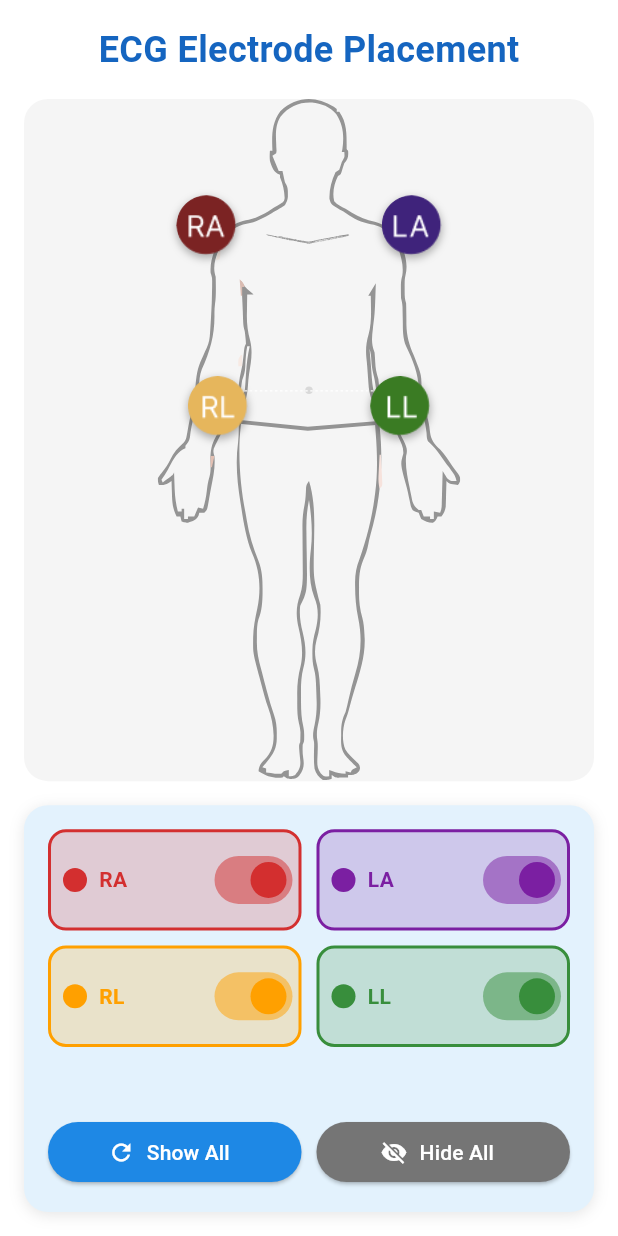
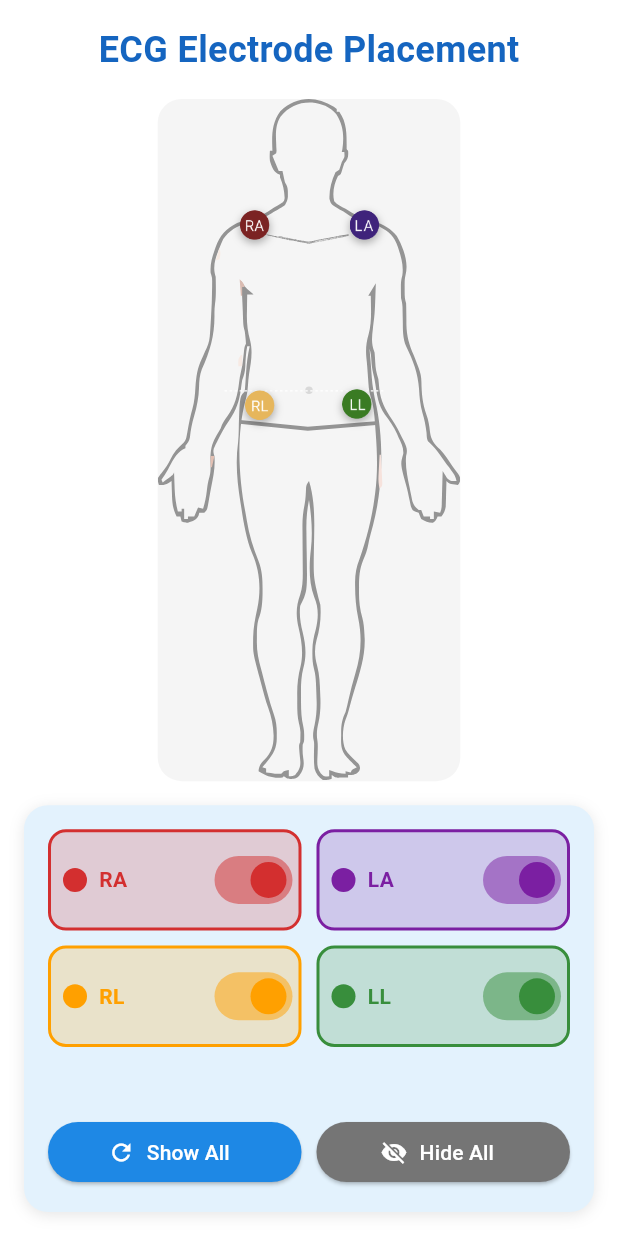
Before and after one commit to MMALI3287/ecg_3d_demo, a Flutter app: the screen it shows after launch, on a phone screen of 412 x 824 dp. Run offline on Flutter 3.47's test engine with Material 3 defaults, Android fonts, the phone set to English and light mode, and no system bars; our stand-ins replace flutter_svg.

Commit message:
Refactor electrode positioning logic for improved accuracy and responsiveness; update overlay size calculations

```diff
--- a/lib/main.dart
+++ b/lib/main.dart
@@ -36,13 +36,25 @@ class _ECGElectrodesPageState extends State<ECGElectrodesPage> {
   bool showRL = true;
   bool showLL = true;
 
-  // Electrode positions - these will need to be adjusted based on the actual SVG dimensions
-  // Using relative positions (0.0 to 1.0) for better responsiveness
+  // Electrode positions based on the actual SVG coordinate system
+  // SVG viewBox is "0 0 240 541" - converting to relative positions
   final Map<String, Map<String, double>> electrodePositions = {
-    'RA': {'x': 0.32, 'y': 0.185}, // Right Arm - left side on image
-    'LA': {'x': 0.68, 'y': 0.185}, // Left Arm - right side on image
-    'RL': {'x': 0.34, 'y': 0.45}, // Right Leg - left side on image
-    'LL': {'x': 0.66, 'y': 0.45}, // Left Leg - right side on image
+    'RA': {
+      'x': 77.0488 / 240,
+      'y': 100.049 / 541,
+    }, // Exact coordinates from SVG
+    'LA': {
+      'x': 164.049 / 240,
+      'y': 100.049 / 541,
+    }, // Exact coordinates from SVG
+    'RL': {
+      'x': 81.0488 / 240,
+      'y': 243.049 / 541,
+    }, // Exact coordinates from SVG
+    'LL': {
+      'x': 158.049 / 240,
+      'y': 242.049 / 541,
+    }, // Exact coordinates from SVG
   };
 
   @override
@@ -76,28 +88,33 @@ class _ECGElectrodesPageState extends State<ECGElectrodesPage> {
                 ),
                 child: ClipRRect(
                   borderRadius: BorderRadius.circular(16),
+                  child: AspectRatio(
+                    aspectRatio: 240 / 541, // Maintain SVG aspect ratio exactly
                     child: LayoutBuilder(
                       builder: (context, constraints) {
                         return Stack(
                           children: [
-                          // Background skeleton SVG
-                          Center(
+                            // Background skeleton SVG - positioned to fill the exact aspect ratio
+                            Positioned.fill(
                               child: SvgPicture.asset(
                                 'assets/Lead6a.svg',
                                 fit: BoxFit.contain,
-                              width: constraints.maxWidth,
-                              height: constraints.maxHeight,
                               ),
                             ),
 
-                          // Electrode PNG overlays
-                          if (showRA) _buildElectrodeOverlay('RA', constraints),
-                          if (showLA) _buildElectrodeOverlay('LA', constraints),
-                          if (showRL) _buildElectrodeOverlay('RL', constraints),
-                          if (showLL) _buildElectrodeOverlay('LL', constraints),
+                            // Electrode PNG overlays with precise positioning
+                            if (showRA)
+                              _buildElectrodeOverlay('RA', constraints),
+                            if (showLA)
+                              _buildElectrodeOverlay('LA', constraints),
+                            if (showRL)
+                              _buildElectrodeOverlay('RL', constraints),
+                            if (showLL)
+                              _buildElectrodeOverlay('LL', constraints),
                           ],
                         );
                       },
+                    ),
                   ),
                 ),
               ),
@@ -211,22 +228,35 @@ class _ECGElectrodesPageState extends State<ECGElectrodesPage> {
     );
   }
 
-  // Helper to create electrode PNG overlays
+  // Helper to create electrode PNG overlays with precise positioning
   Widget _buildElectrodeOverlay(
     String electrodeName,
     BoxConstraints constraints,
   ) {
     final position = electrodePositions[electrodeName]!;
-    const double electrodeSize = 40.0; // Size of the electrode PNG
+
+    // Calculate electrode size based on screen size but keep it proportional
+    // Use the smaller dimension to ensure consistency across all screen sizes
+    final double baseDimension =
+        constraints.maxWidth < constraints.maxHeight
+            ? constraints.maxWidth
+            : constraints.maxHeight;
+    final double electrodeSize =
+        baseDimension * 0.08; // 8% of the smaller dimension
+
+    // Ensure minimum and maximum sizes for usability
+    final double clampedElectrodeSize = electrodeSize.clamp(20.0, 60.0);
 
     return Positioned(
-      left: (constraints.maxWidth * position['x']!) - (electrodeSize / 2),
-      top: (constraints.maxHeight * position['y']!) - (electrodeSize / 2),
+      left:
+          (constraints.maxWidth * position['x']!) - (clampedElectrodeSize / 2),
+      top:
+          (constraints.maxHeight * position['y']!) - (clampedElectrodeSize / 2),
       child: Container(
-        width: electrodeSize,
-        height: electrodeSize,
+        width: clampedElectrodeSize,
+        height: clampedElectrodeSize,
         decoration: BoxDecoration(
-          borderRadius: BorderRadius.circular(electrodeSize / 2),
+          borderRadius: BorderRadius.circular(clampedElectrodeSize / 2),
           boxShadow: [
             BoxShadow(
               color: Colors.black.withOpacity(0.3),
@@ -236,8 +266,13 @@ class _ECGElectrodesPageState extends State<ECGElectrodesPage> {
           ],
         ),
         child: ClipRRect(
-          borderRadius: BorderRadius.circular(electrodeSize / 2),
-          child: Image.asset('assets/$electrodeName.png', fit: BoxFit.contain),
+          borderRadius: BorderRadius.circular(clampedElectrodeSize / 2),
+          child: Image.asset(
+            'assets/$electrodeName.png',
+            fit: BoxFit.contain,
+            width: clampedElectrodeSize,
+            height: clampedElectrodeSize,
+          ),
         ),
       ),
     );
```
Lines whose indentation alone changed are shown as unchanged.
